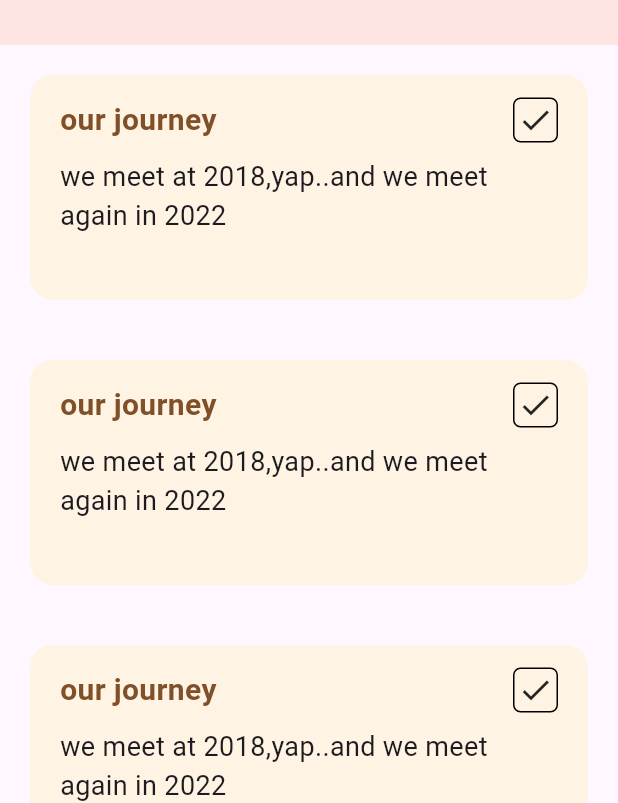
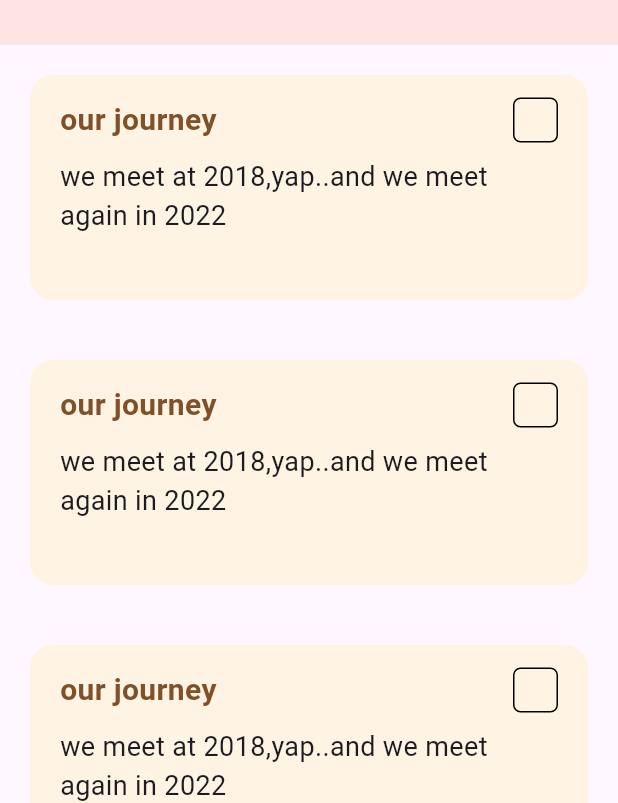
Before and after one commit to muhammedAnjoom/flutter_advance, a Flutter app: the screen it shows after launch, on a phone screen of 412 x 824 dp. Shown: the part 375-1178 px from the top of the screen. Run offline on Flutter 3.47's test engine with Material 2 defaults, Android fonts, the phone set to English and light mode, and no system bars; drawn by our look-alikes of flutter_slidable; our stand-ins replace dio, flutter_svg, gallery_saver, google_fonts, image_picker, shared_preferences; network calls fail.

Commit message:
check todo added

```diff
--- a/todo_list/lib/view/home_screen.dart
+++ b/todo_list/lib/view/home_screen.dart
@@ -1,9 +1,12 @@
 import 'package:flutter/material.dart';
 import 'package:flutter_slidable/flutter_slidable.dart';
 import 'package:flutter_svg/flutter_svg.dart';
+import 'package:todo_list/view/add_todo.dart';
 
 class HomeScreen extends StatelessWidget {
-  const HomeScreen({super.key});
+   HomeScreen({super.key});
+
+  ValueNotifier<bool> checkTodo =ValueNotifier(false);
 
   @override
   Widget build(BuildContext context) {
@@ -87,11 +90,19 @@ class HomeScreen extends StatelessWidget {
                                 key: ValueKey('$index'),
                                 startActionPane: ActionPane(
                                   // openThreshold: ,
+                                  dragDismissible: false,
                                   motion: DrawerMotion(),
                                   children: [
                                     SlidableAction(
                                       onPressed: (value) {
                                         print("editite $index");
+                                        Navigator.push(
+                                          context,
+                                          MaterialPageRoute(
+                                            builder: (ctx) => AddToDo(
+                                                type: ActionType.addTodo),
+                                          ),
+                                        );
                                       },
                                       icon: Icons.edit_square,
                                       label: "Edite",
@@ -144,14 +155,26 @@ class HomeScreen extends StatelessWidget {
                                             ),
                                           ),
                                           Spacer(),
-                                          Container(
+                                          GestureDetector(
+                                            onTap: (){
+                                               checkTodo.value=!checkTodo.value;
+                                               checkTodo.notifyListeners();
+                                              //  print(checkTodo.value);
+                                            },
+                                            child: ValueListenableBuilder(
+                                              valueListenable: checkTodo,
+                                              builder: (context,value,_) {
+                                                return Container(
                                                   width: 30,
                                                   height: 30,
                                                   decoration: BoxDecoration(
                                                       border: Border.all(),
                                                       borderRadius:
                                                           BorderRadius.circular(5)),
-                                            child: Icon(Icons.check),
+                                                  child: value? Icon(Icons.check):null,
+                                                );
+                                              }
+                                            ),
                                           )
                                         ],
                                       ),
```
Also changed, not shown: todo_list/lib/view/add_todo.dart (+5 -3 lines). Lines whose indentation alone changed are shown as unchanged.
